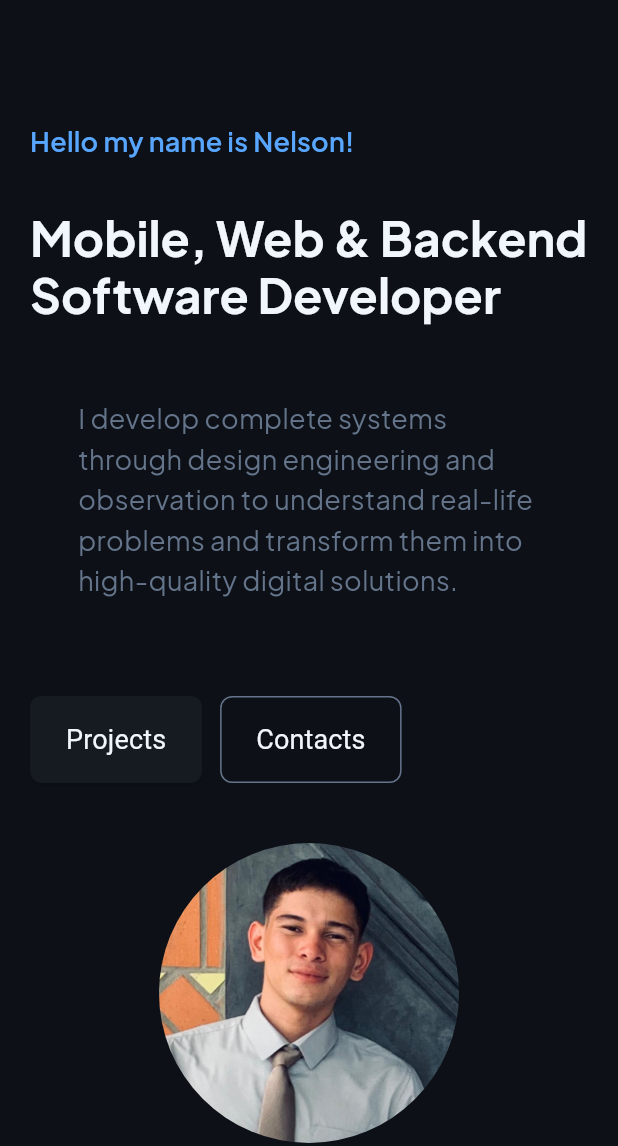
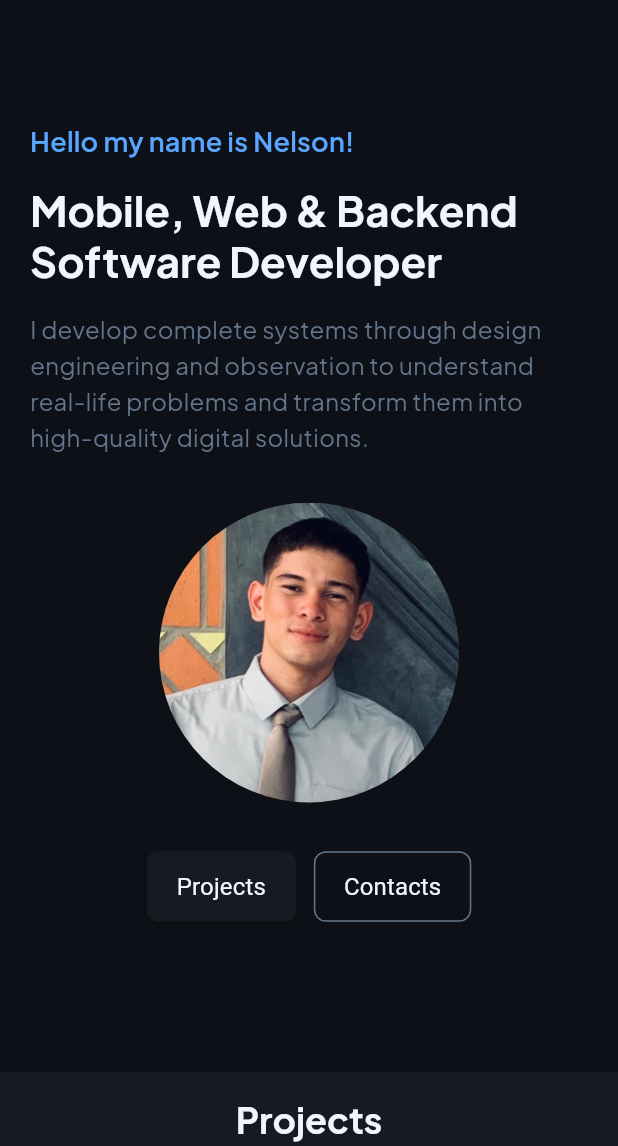
Before and after one commit to Nmol2711/portfolio-, a Flutter app: the screen it shows after launch, on a phone screen of 412 x 824 dp, the part 90-1236 px from its top. Run offline on Flutter 3.47's test engine with Material 3 defaults, Android fonts, the phone set to English and light mode, and no system bars; our stand-ins replace flutter_svg, google_fonts.

```diff
--- a/lib/features/hero/presentation/pages/hero_page.dart
+++ b/lib/features/hero/presentation/pages/hero_page.dart
@@ -19,33 +19,43 @@ class HeroSection extends StatelessWidget {
           ? Column(
               crossAxisAlignment: CrossAxisAlignment.start,
               children: [
-                _buildTextContent(context, isMobile: true),
-                const SizedBox(height: 40),
+                // 1. Textos principales (Saludo, Título y Descripción)
+                _buildHeaderTexts(context, isMobile: true),
+                const SizedBox(height: 32),
+
+                // 2. Avatar de perfil
                 _buildAvatar(isMobile: true),
+                const SizedBox(height: 32),
+
+                // 3. Botones de acción al final
+                _buildActionButtons(context, isMobile: true),
               ],
             )
           : Row(
               crossAxisAlignment: CrossAxisAlignment.center,
               children: [
-                // Expanded obliga a la columna a respetar las 7 columnas de Figma
                 Expanded(
                   flex: 8,
-                  child: _buildTextContent(context, isMobile: false),
+                  child: Column(
+                    crossAxisAlignment: CrossAxisAlignment.start,
+                    children: [
+                      _buildHeaderTexts(context, isMobile: false),
+                      const SizedBox(height: 32),
+                      _buildActionButtons(context, isMobile: false),
+                    ],
+                  ),
                 ),
                 const SizedBox(width: 40),
-                // Lado derecho para tu foto / avatar
                 Expanded(flex: 4, child: _buildAvatar(isMobile: false)),
               ],
             ),
     );
   }
 
-  // Widget para los textos
-  Widget _buildTextContent(BuildContext context, {required bool isMobile}) {
+  // Widget para los textos (Saludo, Título y Descripción)
+  Widget _buildHeaderTexts(BuildContext context, {required bool isMobile}) {
     return Column(
-      crossAxisAlignment:
-          CrossAxisAlignment.start, // Alinea todo a la izquierda
-
+      crossAxisAlignment: CrossAxisAlignment.start,
       children: [
         // Subtítulo azul
         Text(
@@ -54,40 +64,45 @@ class HeroSection extends StatelessWidget {
             context,
           ).textTheme.titleMedium?.copyWith(fontSize: isMobile ? 18 : 32),
         ),
-        const SizedBox(height: 32),
+        const SizedBox(height: 16),
 
         // Título principal grande
         Text(
           'Mobile, Web & Backend Software Developer',
           style: Theme.of(context).textTheme.titleLarge?.copyWith(
-            fontSize: isMobile ? 32 : 40,
+            fontSize: isMobile ? 28 : 40,
             height: 1.2,
           ),
         ),
-        SizedBox(height: isMobile ? 18 : 64),
+        SizedBox(height: isMobile ? 16 : 24),
 
         // Párrafo descriptivo
-        Padding(
-          padding: const EdgeInsets.all(32.0),
-          child: Text(
+        Text(
           'I develop complete systems through design engineering and observation to understand real-life problems and transform them into high-quality digital solutions.',
-            style: Theme.of(
-              context,
-            ).textTheme.bodyMedium?.copyWith(fontSize: isMobile ? 18 : 32),
+          style: Theme.of(context).textTheme.bodyMedium?.copyWith(
+            fontSize: isMobile ? 16 : 20,
+            height: 1.5,
           ),
         ),
-        SizedBox(height: isMobile ? 32 : 128),
-        // Botones de acción (Projects & Contacts)
-        Row(
+      ],
+    );
+  }
+
+  // Widget para los botones de acción (Projects & Contacts)
+  Widget _buildActionButtons(BuildContext context, {required bool isMobile}) {
+    return Row(
+      mainAxisAlignment: isMobile
+          ? MainAxisAlignment.center
+          : MainAxisAlignment.start,
       children: [
         ElevatedButton(
           onPressed: () {},
           style: ElevatedButton.styleFrom(
             backgroundColor: AppColors.cardColor,
             foregroundColor: AppColors.titleColor,
-                padding: const EdgeInsets.symmetric(
-                  horizontal: 24,
-                  vertical: 16,
+            padding: EdgeInsets.symmetric(
+              horizontal: isMobile ? 20 : 24,
+              vertical: isMobile ? 12 : 16,
             ),
             shape: RoundedRectangleBorder(
               borderRadius: BorderRadius.circular(8),
@@ -97,7 +112,7 @@ class HeroSection extends StatelessWidget {
             'Projects',
             style: TextStyle(
               color: AppColors.titleColor,
-                  fontSize: isMobile ? 18 : 24,
+              fontSize: isMobile ? 16 : 20,
               fontWeight: FontWeight.normal,
             ),
           ),
@@ -108,9 +123,9 @@ class HeroSection extends StatelessWidget {
           style: OutlinedButton.styleFrom(
             foregroundColor: AppColors.titleColor,
             side: const BorderSide(color: AppColors.textColor),
-                padding: const EdgeInsets.symmetric(
-                  horizontal: 24,
-                  vertical: 16,
+            padding: EdgeInsets.symmetric(
+              horizontal: isMobile ? 20 : 24,
+              vertical: isMobile ? 12 : 16,
             ),
             shape: RoundedRectangleBorder(
               borderRadius: BorderRadius.circular(8),
@@ -120,12 +135,10 @@ class HeroSection extends StatelessWidget {
             'Contacts',
             style: TextStyle(
               color: AppColors.titleColor,
-                  fontSize: isMobile ? 18 : 24,
+              fontSize: isMobile ? 16 : 20,
               fontWeight: FontWeight.normal,
             ),
           ),
-            ),
-          ],
         ),
       ],
     );
@@ -144,8 +157,7 @@ class HeroSection extends StatelessWidget {
           shape: BoxShape.circle,
           image: DecorationImage(
             image: AssetImage('assets/imgs/nelson_mol.jpg'),
-            fit: BoxFit
-                .cover, // Para que la foto llene el círculo proporcionalmente
+            fit: BoxFit.cover,
           ),
         ),
       ),
--- a/lib/features/projects/presentation/widgets/card_custom_project.dart
+++ b/lib/features/projects/presentation/widgets/card_custom_project.dart
@@ -96,7 +96,9 @@ class CardCustomProject extends StatelessWidget {
                       ),
                     ),
 
-                  ElevatedButton.icon(
+                  Padding(
+                    padding: const EdgeInsets.all(8.0),
+                    child: ElevatedButton.icon(
                       onPressed: link.isNotEmpty
                           ? () async => await openUrl(link)
                           : null,
@@ -125,6 +127,7 @@ class CardCustomProject extends StatelessWidget {
                         ),
                       ),
                     ),
+                  ),
                 ],
               ),
             ],
```
Lines whose indentation alone changed are shown as unchanged.
